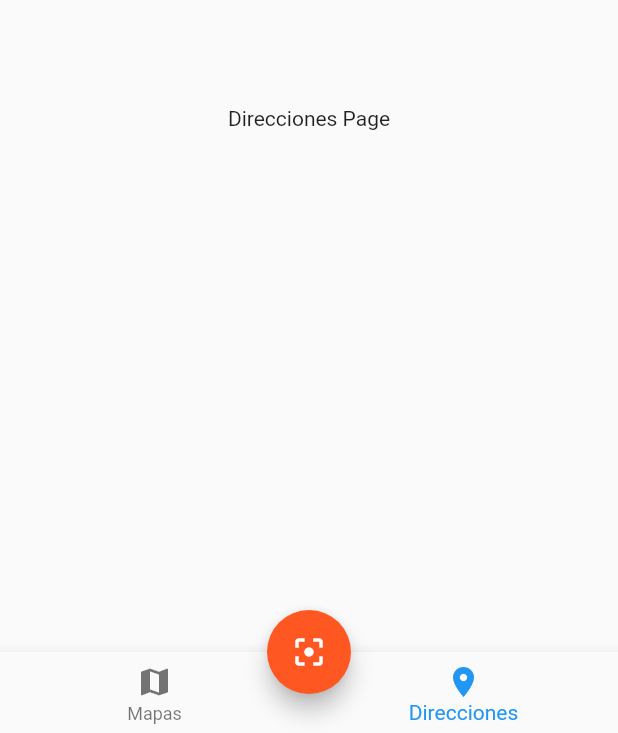
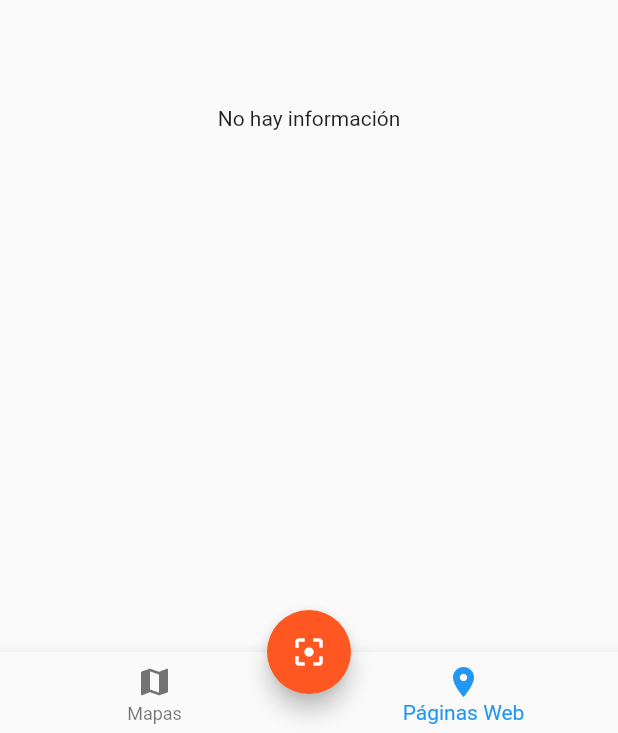
Before and after one commit to alejaam/qrreaderapp, a Flutter app: the screen it shows after launch, item 2 of the bottom bar chosen, on a phone screen of 412 x 824 dp. Shown: the part 500-1233 px from the top of the screen. Run offline on Flutter 3.47's test engine with Material 2 defaults, Android fonts, the phone set to English and light mode, and no system bars; our stand-ins replace flutter_map, latlong, sqflite; missing offline and left inert: barcode_scan; accounts and stored records are empty.

Commit message:
uso de mixins en streams, pagina direcciones

```diff
--- a/lib/src/bloc/scans_bloc.dart
+++ b/lib/src/bloc/scans_bloc.dart
@@ -1,8 +1,9 @@
 import 'dart:async';
 
+import 'package:qrreaderapp/src/bloc/validator.dart';
 import 'package:qrreaderapp/src/providers/db_provider.dart';
 
-class ScansBloc {
+class ScansBloc with Validators {
   static final ScansBloc _singleton =
       new ScansBloc._internal(); //Esto es un constructor interno.
 
@@ -20,7 +21,8 @@ class ScansBloc {
           ScanModel>>.broadcast(); //Es broadcast porque en varios lados va a estar escuchando.
 
 //Para escuchar la información que fluye en este stream
-  Stream<List<ScanModel>> get scansStream => _scansController.stream;
+  Stream<List<ScanModel>> get scansStream => _scansController.stream.transform(validarGeo);
+  Stream<List<ScanModel>> get scansStreamHttp => _scansController.stream.transform(validarHttp);
 
   dispose() {
     _scansController?.close(); //Por si no tiene un objeto ponemos el ?
@@ -30,7 +32,7 @@ class ScansBloc {
     _scansController.sink.add(await DBProvider.db.getTodosScans());
   }
 
-  agregarScan(ScanModel scan) async{
+  agregarScan(ScanModel scan) async {
     await DBProvider.db.nuevoScan(scan);
     obtenerScans();
   }
--- /dev/null
+++ b/lib/src/bloc/validator.dart
@@ -0,0 +1,18 @@
+import 'dart:async';
+
+import 'package:qrreaderapp/src/models/scan_model.dart';
+
+class Validators {
+  final validarGeo = StreamTransformer<List<ScanModel>, List<ScanModel>>.fromHandlers(
+    handleData: (scans, sink){
+      final geoScans = scans.where((s) => s.tipo == 'geo').toList();
+      sink.add(geoScans);
+    }
+  );
+  final validarHttp = StreamTransformer<List<ScanModel>, List<ScanModel>>.fromHandlers(
+    handleData: (scans, sink){
+      final httpScans = scans.where((s) => s.tipo == 'http').toList();
+      sink.add(httpScans);
+    }
+  );
+}
--- a/lib/src/pages/direcciones_page.dart
+++ b/lib/src/pages/direcciones_page.dart
@@ -1,12 +1,52 @@
 import 'package:flutter/material.dart';
+import 'package:qrreaderapp/src/bloc/scans_bloc.dart';
+import 'package:qrreaderapp/src/models/scan_model.dart';
+
+import 'package:qrreaderapp/src/utils/utils.dart' as utils;
 
 class DireccionesPage extends StatelessWidget {
-  const DireccionesPage({Key key}) : super(key: key);
-
+  final scansBloc = new ScansBloc();
   @override
   Widget build(BuildContext context) {
-    return Container(
-      child: Center(child: Text('Direcciones Page')),
+    scansBloc.obtenerScans();
+    return StreamBuilder<List<ScanModel>>(
+      stream: scansBloc.scansStreamHttp,
+      builder: (BuildContext context, AsyncSnapshot<List<ScanModel>> snapshot) {
+        if (!snapshot.hasData) {
+          return Center(child: CircularProgressIndicator());
+        }
+
+        final scans = snapshot.data;
+
+        if (scans.length == 0) {
+          return Center(
+            child: Text("No hay información"),
+          );
+        }
+
+        return ListView.builder(
+            itemCount: scans.length,
+            itemBuilder: (context, i) => Dismissible(
+                  key: UniqueKey(),
+                  background: Container(
+                    color: Colors.red,
+                  ),
+                  onDismissed: (direction) => scansBloc.borrarScan(scans[i].id),
+                  child: ListTile(
+                    leading: Icon(Icons.cloud_queue,
+                        color: Theme.of(context).primaryColor),
+                    title: Text(scans[i].valor),
+                    subtitle: Text('ID: ${scans[i].id}'),
+                    trailing: Icon(
+                      Icons.keyboard_arrow_right,
+                      color: Colors.grey,
+                    ),
+                    onTap: () {
+                      utils.abrirScan(context, scans[i]);
+                    },
+                  ),
+                ));
+      },
     );
   }
 }
--- a/lib/src/pages/home_page.dart
+++ b/lib/src/pages/home_page.dart
@@ -1,3 +1,4 @@
+import 'package:barcode_scan/barcode_scan.dart';
 import 'package:flutter/material.dart';
 
 import 'package:qrreaderapp/src/models/scan_model.dart';
@@ -82,12 +83,12 @@ class _HomePageState extends State<HomePage> {
   _scanQR(context) async {
     // https://alejaam.github.io/portfolio/
     // geo:19.443353845795873,-99.12144377669223
-    String futureString = 'https://alejaam.github.io/portfolio/';
-    // try {
-    //   futureString = await BarcodeScanner.scan();
-    // } catch (e) {
-    //   futureString = e.toString();
-    // }
+    String futureString = '';
+    try {
+      futureString = await BarcodeScanner.scan();
+    } catch (e) {
+      futureString = e.toString();
+    }
 
     if (futureString != null) {
       final scan = ScanModel(valor: futureString);
@@ -121,7 +122,7 @@ class _HomePageState extends State<HomePage> {
       items: [
         BottomNavigationBarItem(icon: Icon(Icons.map), title: Text('Mapas')),
         BottomNavigationBarItem(
-            icon: Icon(Icons.location_on), title: Text('Direcciones')),
+            icon: Icon(Icons.location_on), title: Text('Páginas Web')),
       ],
     );
   }
--- a/lib/src/pages/mapas_page.dart
+++ b/lib/src/pages/mapas_page.dart
@@ -8,6 +8,7 @@ class MapasPage extends StatelessWidget {
   final scansBloc = new ScansBloc();
   @override
   Widget build(BuildContext context) {
+    scansBloc.obtenerScans();
     return StreamBuilder<List<ScanModel>>(
       stream: scansBloc.scansStream,
       builder: (BuildContext context, AsyncSnapshot<List<ScanModel>> snapshot) {
@@ -32,7 +33,7 @@ class MapasPage extends StatelessWidget {
                   ),
                   onDismissed: (direction) => scansBloc.borrarScan(scans[i].id),
                   child: ListTile(
-                    leading: Icon(Icons.cloud_queue,
+                    leading: Icon(Icons.map,
                         color: Theme.of(context).primaryColor),
                     title: Text(scans[i].valor),
                     subtitle: Text('ID: ${scans[i].id}'),
```
